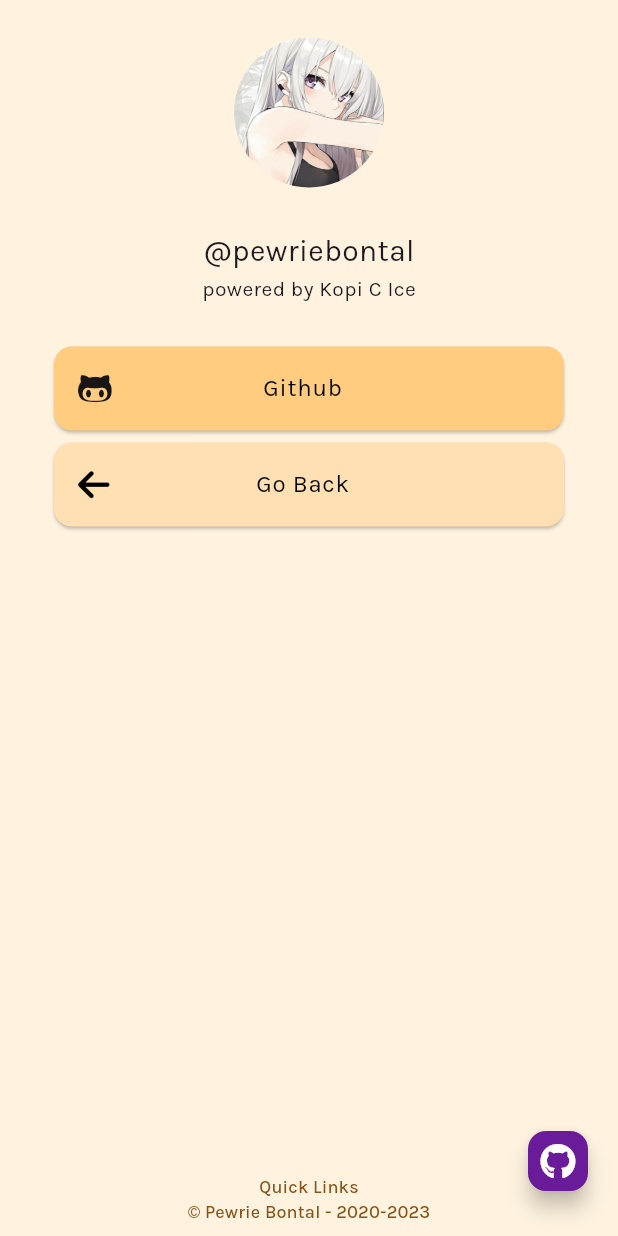
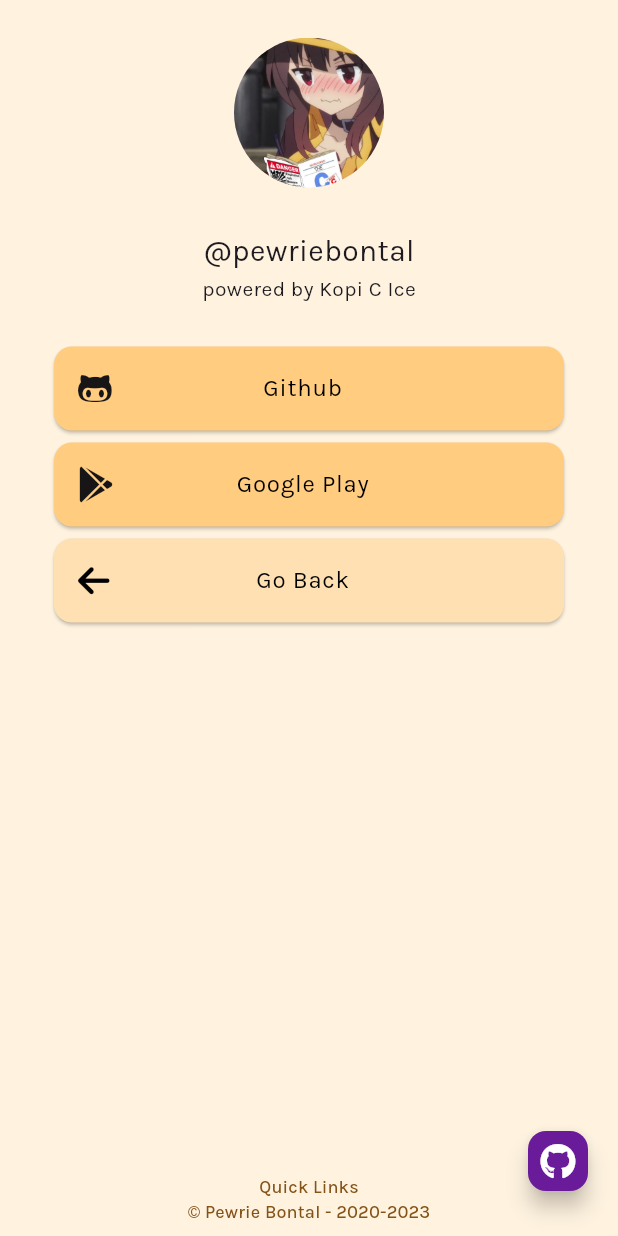
Before and after one commit to pewriebontal/quicklinks, a Flutter app: the DevPage screen opened by its route, on a phone screen of 412 x 824 dp. Run offline on Flutter 3.47's test engine with Material 3 defaults, Android fonts, the light colour scheme and no system bars; our stand-ins replace fluentui_system_icons, font_awesome_flutter, google_fonts; missing offline and left inert: dough.

Commit message:
added play store url and update graphics

```diff
--- a/lib/src/app.dart
+++ b/lib/src/app.dart
@@ -3,7 +3,7 @@ import 'package:google_fonts/google_fonts.dart';
 import 'package:quicklinks/src/core/route.dart' as route;
 
 class App extends StatelessWidget {
-  const App({Key? key}) : super(key: key);
+  const App({super.key});
 
   @override
   Widget build(BuildContext context) {
--- a/lib/src/ui/pages/articlepage.dart
+++ b/lib/src/ui/pages/articlepage.dart
@@ -11,7 +11,7 @@ import 'package:quicklinks/src/ui/widgets/linkcard.dart';
 class ArticlePage extends StatelessWidget {
   final bool showCopyrightText = constants.kShowCopyrightText;
 
-  const ArticlePage({Key? key}) : super(key: key);
+  const ArticlePage({super.key});
   @override
   Widget build(BuildContext context) {
     return Scaffold(
@@ -40,7 +40,7 @@ class ArticlePage extends StatelessWidget {
 class BodyArticle extends StatelessWidget {
   final bool isShowSubtitle = constants.kShowSubtitleText;
 
-  const BodyArticle({Key? key}) : super(key: key);
+  const BodyArticle({super.key});
 
   @override
   Widget build(BuildContext context) {
--- a/lib/src/ui/pages/devpage.dart
+++ b/lib/src/ui/pages/devpage.dart
@@ -12,7 +12,7 @@ import 'package:quicklinks/src/ui/widgets/linkcard.dart';
 class DevPage extends StatelessWidget {
   final bool showCopyrightText = constants.kShowCopyrightText;
 
-  const DevPage({Key? key}) : super(key: key);
+  const DevPage({super.key});
   @override
   Widget build(BuildContext context) {
     return Scaffold(
@@ -41,7 +41,7 @@ class DevPage extends StatelessWidget {
 class BodyDev extends StatelessWidget {
   final bool isShowSubtitle = constants.kShowSubtitleText;
 
-  const BodyDev({Key? key}) : super(key: key);
+  const BodyDev({super.key});
 
   @override
   Widget build(BuildContext context) {
@@ -84,6 +84,12 @@ class BodyDev extends StatelessWidget {
                   iconColor: hexToColor("#171515"),
                   url: constants.kGitHubUrl,
                   color: Colors.orange.shade200),
+              LinkCard(
+                  icon: FontAwesomeIcons.googlePlay,
+                  title: 'Google Play',
+                  iconColor: hexToColor("#171515"),
+                  url: constants.kGooglePlayUrl,
+                  color: Colors.orange.shade200),
               NavCard(
                   icon: FontAwesomeIcons.arrowLeft,
                   title: 'Go Back',
--- a/lib/src/ui/pages/homepage.dart
+++ b/lib/src/ui/pages/homepage.dart
@@ -9,7 +9,7 @@ import 'package:quicklinks/src/ui/widgets/navcard.dart';
 import 'package:quicklinks/src/core/route.dart' as route;
 
 class HomePage extends StatelessWidget {
-  const HomePage({Key? key}) : super(key: key);
+  const HomePage({super.key});
   @override
   Widget build(BuildContext context) {
     return Scaffold(
@@ -38,7 +38,7 @@ class HomePage extends StatelessWidget {
 class BodyHome extends StatelessWidget {
   final bool isShowSubtitle = constants.kShowSubtitleText;
 
-  const BodyHome({Key? key}) : super(key: key);
+  const BodyHome({super.key});
 
   @override
   Widget build(BuildContext context) {
--- a/lib/src/ui/pages/socialpage.dart
+++ b/lib/src/ui/pages/socialpage.dart
@@ -12,7 +12,7 @@ import 'package:quicklinks/src/ui/widgets/linkcard.dart';
 class SocialPage extends StatelessWidget {
   final bool showCopyrightText = constants.kShowCopyrightText;
 
-  const SocialPage({Key? key}) : super(key: key);
+  const SocialPage({super.key});
   @override
   Widget build(BuildContext context) {
     return Scaffold(
@@ -41,7 +41,7 @@ class SocialPage extends StatelessWidget {
 class BodySocial extends StatelessWidget {
   final bool isShowSubtitle = constants.kShowSubtitleText;
 
-  const BodySocial({Key? key}) : super(key: key);
+  const BodySocial({super.key});
 
   @override
   Widget build(BuildContext context) {
--- a/lib/src/ui/pages/webpage.dart
+++ b/lib/src/ui/pages/webpage.dart
@@ -11,7 +11,7 @@ import 'package:quicklinks/src/ui/widgets/linkcard.dart';
 class WebPage extends StatelessWidget {
   final bool showCopyrightText = constants.kShowCopyrightText;
 
-  const WebPage({Key? key}) : super(key: key);
+  const WebPage({super.key});
   @override
   Widget build(BuildContext context) {
     return Scaffold(
@@ -40,7 +40,7 @@ class WebPage extends StatelessWidget {
 class BodyWeb extends StatelessWidget {
   final bool isShowSubtitle = constants.kShowSubtitleText;
 
-  const BodyWeb({Key? key}) : super(key: key);
+  const BodyWeb({super.key});
 
   @override
   Widget build(BuildContext context) {
--- a/lib/src/ui/widgets/footer.dart
+++ b/lib/src/ui/widgets/footer.dart
@@ -4,7 +4,7 @@ import 'package:quicklinks/src/utils/info.dart' as constants;
 class Footer extends StatelessWidget {
   final bool showCopyrightText = constants.kShowCopyrightText;
 
-  const Footer({Key? key}) : super(key: key);
+  const Footer({super.key});
   @override
   Widget build(BuildContext context) {
     return TextButton(
--- a/lib/src/ui/widgets/linkcard.dart
+++ b/lib/src/ui/widgets/linkcard.dart
@@ -5,8 +5,7 @@ import 'package:font_awesome_flutter/font_awesome_flutter.dart';
 
 class LinkCard extends StatelessWidget {
   const LinkCard(
-      {Key? key, this.icon, this.title, this.url, this.color, this.iconColor})
-      : super(key: key);
+      {super.key, this.icon, this.title, this.url, this.color, this.iconColor});
   final IconData? icon;
   final String? title;
   final String? url;
@@ -20,7 +19,7 @@ class LinkCard extends StatelessWidget {
         child: InkWell(
           splashColor: Colors.deepOrange.withAlpha(69),
           onTap: () {
-            launchURL('${url!}?utm_source=links.bontal.net');
+            launchURL(url!);
           },
           child: ListTile(
             leading: FaIcon(
--- a/lib/src/ui/widgets/navcard.dart
+++ b/lib/src/ui/widgets/navcard.dart
@@ -4,8 +4,7 @@ import 'package:font_awesome_flutter/font_awesome_flutter.dart';
 
 class NavCard extends StatelessWidget {
   const NavCard(
-      {Key? key, this.icon, this.title, this.des, this.color, this.iconColor})
-      : super(key: key);
+      {super.key, this.icon, this.title, this.des, this.color, this.iconColor});
   final IconData? icon;
   final String? title;
   final String? des;
--- a/lib/src/utils/info.dart
+++ b/lib/src/utils/info.dart
@@ -20,6 +20,8 @@ const kTumblrUrl = 'http://tumblr.bontal.net';
 const kMediumUrl = 'http://pewriebontal.medium.com';
 const kGitHubUrl = 'http://github.com/pewriebontal';
 const kCRPHUrl = 'https://donate.crphmyanmar.org';
+const kGooglePlayUrl =
+    'https://play.google.com/store/apps/dev?id=5182978643372988432';
 const kNewUrl = "Add more";
 
 //copyright information
```
Also changed, not shown: assets/images/profile.png, 6 other files.
